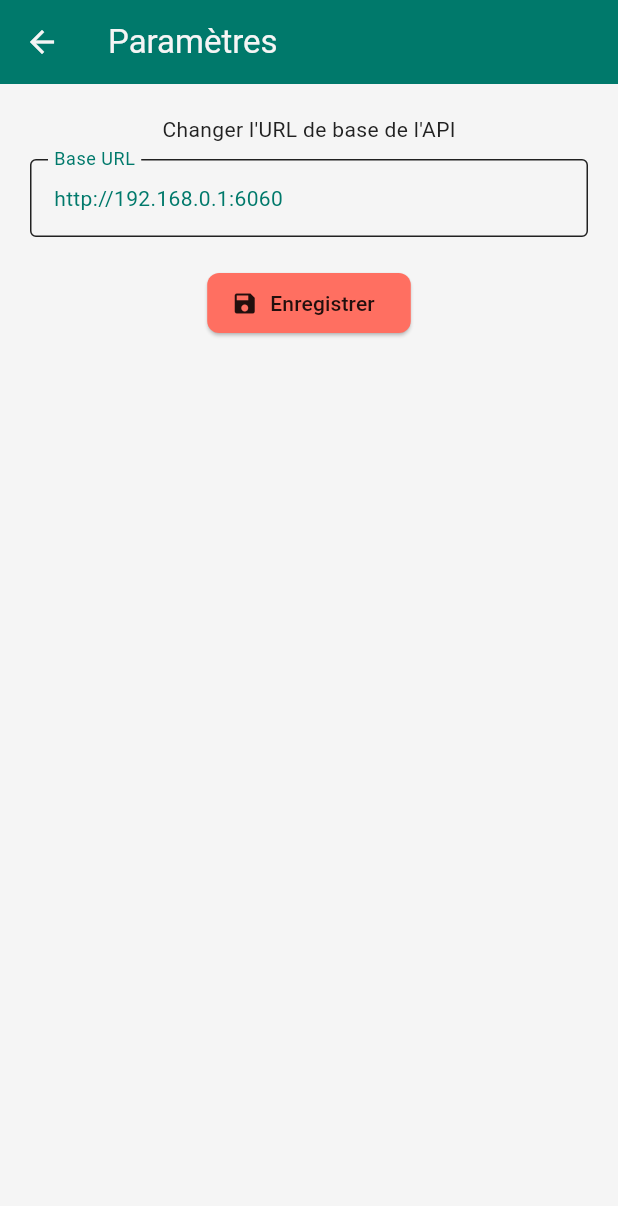
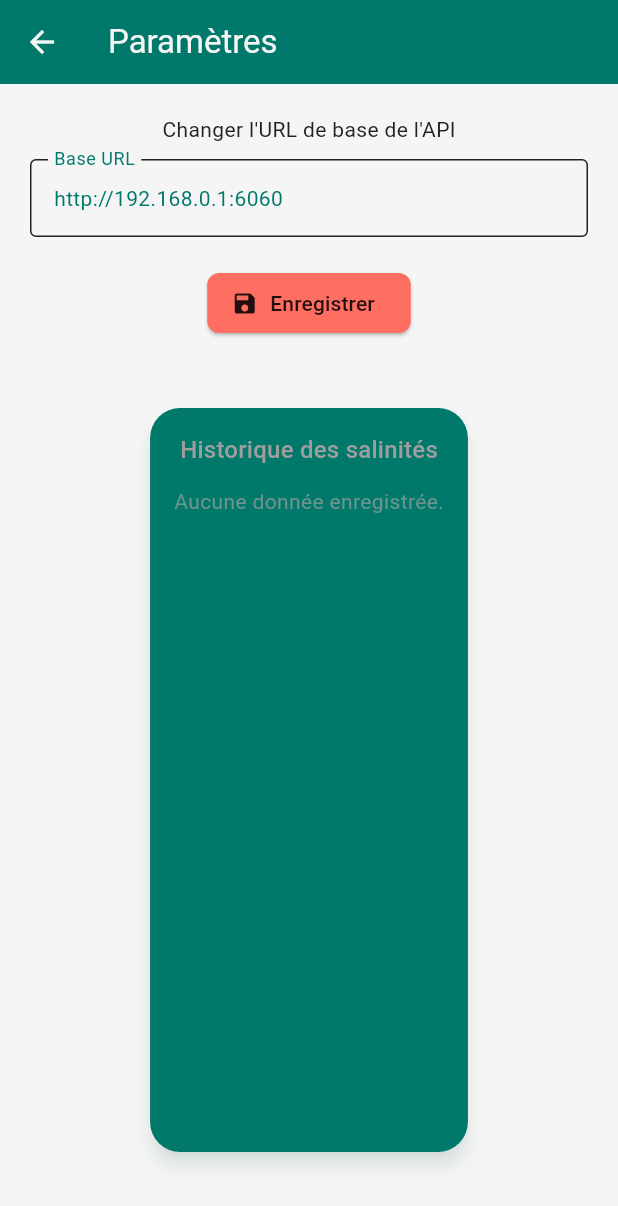
Before and after one commit to KadMohamedAli/salinite_mobile, a Flutter app: the screen it shows after launch, after a tap on the "settings" icon, on a phone screen of 412 x 824 dp. Shown: the top 1206 px of the screen. Run offline on Flutter 3.47's test engine with Material 3 defaults, Android fonts, the phone set to English and light mode, and no system bars; our stand-ins replace flutter_spinkit, pull_to_refresh, shared_preferences.

Commit message:
working version with history saved in local storage, and simple bool to toggle between real and fake data mode

```diff
--- a/lib/pages/home_page.dart
+++ b/lib/pages/home_page.dart
@@ -4,6 +4,8 @@ import 'package:pull_to_refresh/pull_to_refresh.dart';
 
 import '../services/api_service.dart';
 import '../widgets/salinity_display.dart';
+import 'package:shared_preferences/shared_preferences.dart';
+import 'dart:convert';
 
 class HomePage extends StatefulWidget {
   const HomePage({super.key});
@@ -23,6 +25,25 @@ class _HomePageState extends State<HomePage> {
   void initState() {
     super.initState();
     _checkWifiAndFetch();
+  }
+
+  Future<void> _saveSalinityToLocalStorage() async {
+    if (_salinity == null) return;
+
+    final prefs = await SharedPreferences.getInstance();
+    final now = DateTime.now().toIso8601String();
+
+    final entry = jsonEncode({'value': _salinity, 'timestamp': now});
+
+    final history = prefs.getStringList('salinity_history') ?? [];
+    history.add(entry);
+
+    await prefs.setStringList('salinity_history', history);
+
+    // Optional: Snackbar confirmation
+    ScaffoldMessenger.of(
+      context,
+    ).showSnackBar(const SnackBar(content: Text('Valeur enregistrée.')));
   }
 
   Future<void> _checkWifiAndFetch() async {
@@ -142,6 +163,13 @@ class _HomePageState extends State<HomePage> {
           ),
         ),
       ),
+      floatingActionButton: (_salinity != null && !_isLoading && _error == null)
+          ? FloatingActionButton(
+              onPressed: _saveSalinityToLocalStorage,
+              tooltip: 'Enregistrer',
+              child: const Icon(Icons.save),
+            )
+          : null,
     );
   }
 }
--- a/lib/pages/settings_page.dart
+++ b/lib/pages/settings_page.dart
@@ -1,4 +1,5 @@
 import 'package:flutter/material.dart';
+import 'package:salinite_mobile/widgets/salinity_history_widget.dart';
 import '../services/base_url_service.dart';
 
 class SettingsPage extends StatefulWidget {
@@ -24,7 +25,7 @@ class _SettingsPageState extends State<SettingsPage> {
       ScaffoldMessenger.of(context).showSnackBar(
         SnackBar(
           content: const Text('Base URL mise à jour'),
-          backgroundColor: colorScheme.primary, // primary background color
+          backgroundColor: colorScheme.primary,
         ),
       );
     }
@@ -36,7 +37,7 @@ class _SettingsPageState extends State<SettingsPage> {
     final colorScheme = theme.colorScheme;
 
     return Scaffold(
-      appBar: AppBar(title: const Text('Paramètres')),
+      appBar: AppBar(title: const Text("Paramètres")),
       body: Padding(
         padding: const EdgeInsets.all(20),
         child: Column(
@@ -46,20 +47,14 @@ class _SettingsPageState extends State<SettingsPage> {
             TextField(
               controller: _controller,
               style: theme.textTheme.bodyMedium?.copyWith(
-                color: colorScheme.primary, // Text color uses primary color
+                color: colorScheme.primary,
               ),
               decoration: InputDecoration(
                 border: const OutlineInputBorder(),
                 labelText: 'Base URL',
-                labelStyle: TextStyle(
-                  color: colorScheme
-                      .primary, // Label text color uses primary color
-                ),
+                labelStyle: TextStyle(color: colorScheme.primary),
                 focusedBorder: OutlineInputBorder(
-                  borderSide: BorderSide(
-                    color: colorScheme.primary, // Border color when focused
-                    width: 2,
-                  ),
+                  borderSide: BorderSide(color: colorScheme.primary, width: 2),
                 ),
               ),
             ),
@@ -69,10 +64,16 @@ class _SettingsPageState extends State<SettingsPage> {
               icon: const Icon(Icons.save),
               label: const Text('Enregistrer'),
               style: ElevatedButton.styleFrom(
-                backgroundColor:
-                    colorScheme.secondary, // button background color
-                foregroundColor:
-                    colorScheme.onSecondary, // text & icon color on button
+                backgroundColor: colorScheme.secondary,
+                foregroundColor: colorScheme.onSecondary,
+              ),
+            ),
+            const SizedBox(height: 30),
+            // Make the widget take nearly all space but leave a bottom margin
+            Expanded(
+              child: Padding(
+                padding: const EdgeInsets.only(bottom: 20),
+                child: SalinityHistoryWidget(),
               ),
             ),
           ],
--- a/lib/services/api_service.dart
+++ b/lib/services/api_service.dart
@@ -1,10 +1,18 @@
 import 'dart:async';
 import 'dart:convert';
+import 'dart:math';
 import 'package:http/http.dart' as http;
 import 'base_url_service.dart';
 
 class ApiService {
+  /// Toggle for test mode: if true, return random values
+  static bool useFakeData = true;
+
   static Future<double> fetchSalinity() async {
+    if (useFakeData) {
+      return _generateFakeSalinity();
+    }
+
     final baseUrl = BaseUrlService.getBaseUrl();
     final uri = Uri.parse('$baseUrl/salinity'); // adapt if needed
 
@@ -13,22 +21,34 @@ class ApiService {
 
       if (response.statusCode == 200) {
         final data = json.decode(response.body);
+
         if (data.containsKey('value')) {
-          final valueString = data['value'].toString().replaceAll(
-            RegExp('[^0-9.]'),
-            '',
-          );
-          return double.parse(valueString);
+          final rawValue = data['value'].toString();
+
+          // Remove any non-numeric characters (except . for decimal)
+          final cleaned = rawValue.replaceAll(RegExp('[^0-9.]'), '');
+
+          if (cleaned.isEmpty || double.tryParse(cleaned) == null) {
+            throw Exception('Valeur invalide pour la salinité: "$rawValue"');
+          }
+
+          return double.parse(cleaned);
         } else {
           throw Exception('Clé "value" absente dans la réponse.');
         }
       } else {
         throw Exception('Erreur serveur: ${response.statusCode}');
       }
-    } on TimeoutException catch (_) {
+    } on TimeoutException {
       throw TimeoutException("La requête a expiré.");
     } catch (e) {
       throw Exception("Erreur lors de la récupération de la salinité: $e");
     }
   }
+
+  static double _generateFakeSalinity() {
+    final random = Random();
+    // Simulate salinity between 20.0 and 40.0 (adjust as needed)
+    return 20 + random.nextDouble() * 20;
+  }
 }
--- /dev/null
+++ b/lib/widgets/salinity_history_widget.dart
@@ -0,0 +1,110 @@
+import 'dart:convert';
+import 'package:flutter/material.dart';
+import 'package:intl/intl.dart';
+import 'package:shared_preferences/shared_preferences.dart';
+
+class SalinityHistoryWidget extends StatefulWidget {
+  const SalinityHistoryWidget({super.key});
+
+  @override
+  State<SalinityHistoryWidget> createState() => _SalinityHistoryWidgetState();
+}
+
+class _SalinityHistoryWidgetState extends State<SalinityHistoryWidget> {
+  List<Map<String, dynamic>> _history = [];
+
+  @override
+  void initState() {
+    super.initState();
+    _loadHistory();
+  }
+
+  Future<void> _loadHistory() async {
+    final prefs = await SharedPreferences.getInstance();
+    final history = prefs.getStringList('salinity_history') ?? [];
+
+    final parsed = history.map((entry) {
+      final decoded = json.decode(entry);
+      return {
+        'value': decoded['value'] as double,
+        'timestamp':
+            DateTime.tryParse(decoded['timestamp']) ??
+            DateTime.fromMillisecondsSinceEpoch(0),
+      };
+    }).toList();
+
+    // Fix: Force DateTime type before using compareTo
+    parsed.sort(
+      (a, b) =>
+          (b['timestamp'] as DateTime).compareTo(a['timestamp'] as DateTime),
+    );
+
+    setState(() => _history = parsed);
+  }
+
+  @override
+  Widget build(BuildContext context) {
+    final theme = Theme.of(context);
+    final colorScheme = theme.colorScheme;
+
+    return Card(
+      shape: RoundedRectangleBorder(borderRadius: BorderRadius.circular(20)),
+      margin: const EdgeInsets.symmetric(vertical: 16),
+      elevation: 5,
+      child: Container(
+        decoration: BoxDecoration(
+          borderRadius: BorderRadius.circular(20),
+          color: colorScheme.primaryContainer,
+        ),
+        padding: const EdgeInsets.all(16),
+        child: Column(
+          children: [
+            Text(
+              'Historique des salinités',
+              style: theme.textTheme.titleMedium?.copyWith(
+                color: colorScheme.onPrimaryContainer,
+              ),
+            ),
+            const SizedBox(height: 12),
+            if (_history.isEmpty)
+              Text(
+                'Aucune donnée enregistrée.',
+                style: theme.textTheme.bodyMedium?.copyWith(
+                  color: colorScheme.onPrimaryContainer.withOpacity(0.7),
+                ),
+              )
+            else
+              Flexible(
+                child: ListView.builder(
+                  itemCount: _history.length,
+                  itemBuilder: (context, index) {
+                    final item = _history[index];
+                    final value = item['value'] as double;
+                    final timestamp = item['timestamp'] as DateTime;
+
+                    return ListTile(
+                      title: Text(
+                        '${value.toStringAsFixed(4)} g/L',
+                        style: TextStyle(
+                          color: colorScheme.onPrimaryContainer,
+                          fontWeight: FontWeight.bold,
+                        ),
+                      ),
+                      subtitle: Text(
+                        DateFormat('yyyy-MM-dd HH:mm:ss').format(timestamp),
+                        style: TextStyle(
+                          color: colorScheme.onPrimaryContainer.withOpacity(
+                            0.85,
+                          ),
+                        ),
+                      ),
+                    );
+                  },
+                ),
+              ),
+          ],
+        ),
+      ),
+    );
+  }
+}
--- a/pubspec.yaml
+++ b/pubspec.yaml
@@ -38,6 +38,8 @@ dependencies:
   flutter_spinkit: ^5.2.1
   pull_to_refresh: ^2.0.0
   http: ^1.4.0
+  intl: ^0.20.2
+  fl_chart: ^1.0.0
 
 
 dev_dependencies:
```
Also changed, not shown: pubspec.lock.
